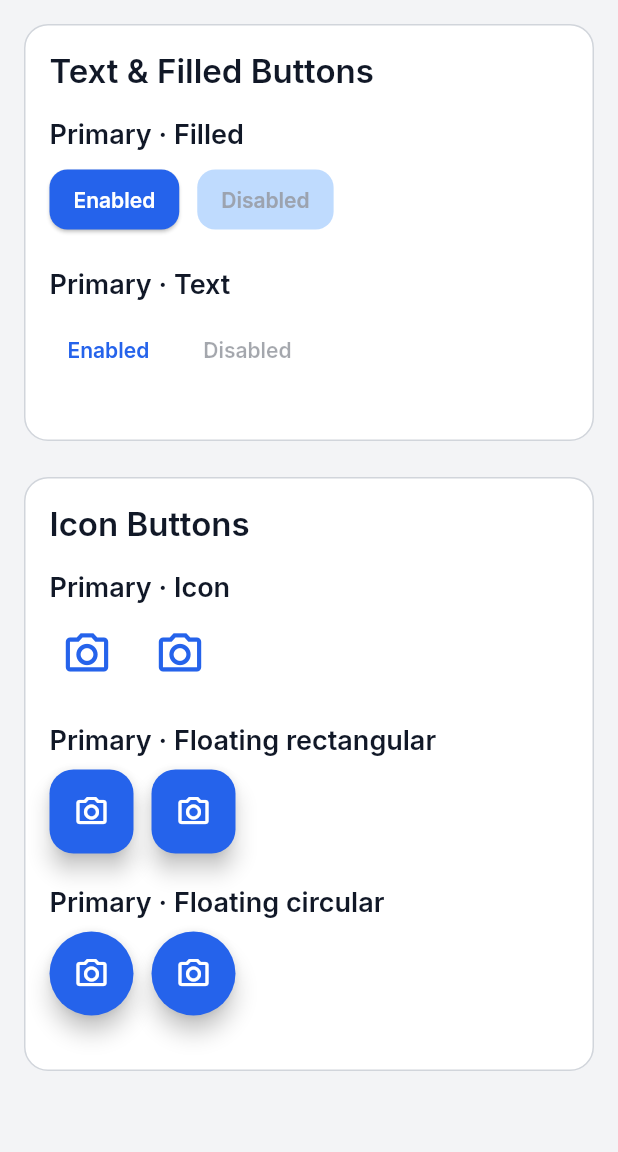
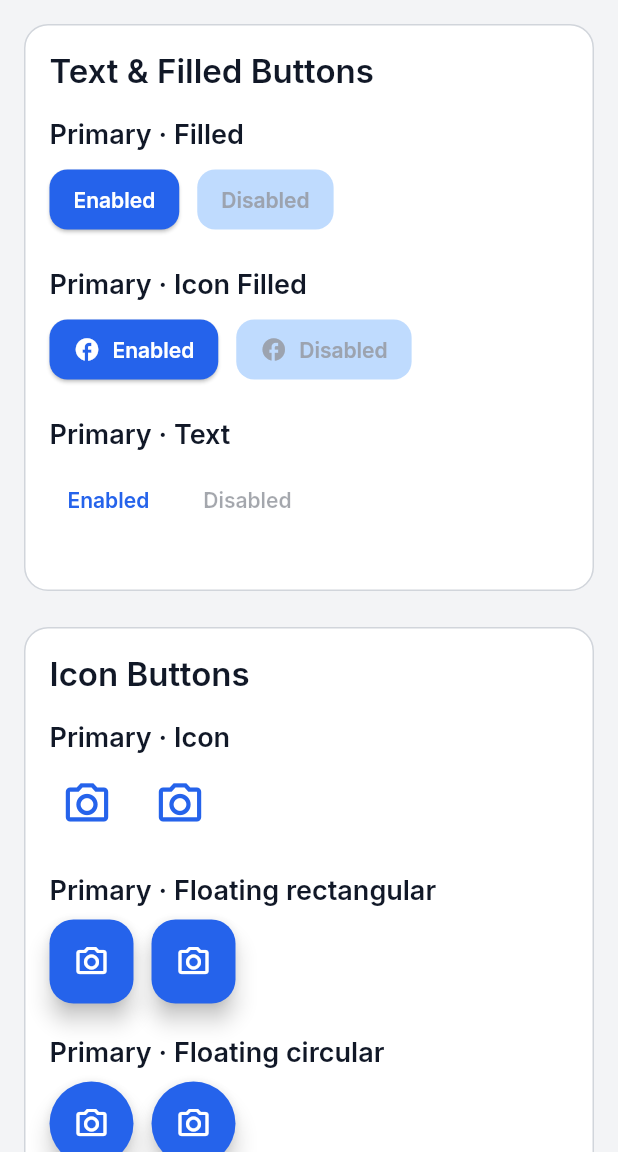
Before and after one commit to Maullin1996/atomic_design, a Flutter app: the ButtonsScreen screen opened by its route, on a phone screen of 412 x 824 dp, the part 84-1236 px from its top. Run offline on Flutter 3.47's test engine with Material 3 defaults, Android fonts, the phone set to English and light mode, and no system bars; our stand-ins replace cached_network_image, flutter_svg, shimmer.

Commit message:
login form organism implemented

```diff
--- a/example/lib/config/routes/app_routes.dart
+++ b/example/lib/config/routes/app_routes.dart
@@ -15,6 +15,7 @@ import 'package:atomic_design_example/feature/organisms/presentation/drawer_scre
 import 'package:atomic_design_example/feature/organisms/presentation/empty_state_screen.dart';
 import 'package:atomic_design_example/feature/organisms/presentation/error_state_screen.dart';
 import 'package:atomic_design_example/feature/organisms/presentation/grid_view_screen.dart';
+import 'package:atomic_design_example/feature/organisms/presentation/loging_form_screen.dart';
 import 'package:atomic_design_example/feature/organisms/presentation/search_result_screen.dart';
 import 'package:flutter/material.dart';
 import 'package:atomic_design_example/feature/atoms/presentation/atoms_page.dart';
@@ -50,6 +51,7 @@ abstract class AppRoutes {
   static const String drawer = '/drawer';
   static const String bottomNavBar = '/bottomNavBar';
   static const String gridView = '/gridView';
+  static const String loginForm = '/logForm';
 
   static Map<String, WidgetBuilder> get routes => {
     home: (context) => const HomePage(),
@@ -74,6 +76,7 @@ abstract class AppRoutes {
     drawer: (context) => const DrawerScreen(),
     bottomNavBar: (context) => const BottomNavBarScreen(),
     gridView: (context) => const GridViewScreen(),
+    loginForm: (context) => const LogingFormScreen(),
   };
 
   static Route<dynamic>? onGenerateRoute(RouteSettings settings) {
@@ -122,6 +125,8 @@ abstract class AppRoutes {
         return MaterialPageRoute(builder: (_) => const BottomNavBarScreen());
       case gridView:
         return MaterialPageRoute(builder: (_) => const GridViewScreen());
+      case loginForm:
+        return MaterialPageRoute(builder: (_) => const LogingFormScreen());
       default:
         return MaterialPageRoute(builder: (_) => const HomePage());
     }
--- a/example/lib/feature/atoms/presentation/buttons_screen.dart
+++ b/example/lib/feature/atoms/presentation/buttons_screen.dart
@@ -11,6 +11,11 @@ class ButtonsScreen extends StatelessWidget {
       ButtonToken(
         title: 'Primary · Filled',
         type: ButtonType.primaryFillButton,
+      ),
+      ButtonToken(
+        title: 'Primary · Icon Filled',
+        type: ButtonType.primaryIconFillButton,
+        hasIcon: true,
       ),
       ButtonToken(title: 'Primary · Text', type: ButtonType.primaryTextButton),
     ];
@@ -31,6 +36,10 @@ class ButtonsScreen extends StatelessWidget {
         type: ButtonType.primaryFloatingButton,
         hasIcon: true,
         shape: CircleBorder(),
+      ),
+      ButtonToken(
+        title: 'Primary · Image  Button',
+        type: ButtonType.primaryImageButton,
       ),
     ];
     return Scaffold(
@@ -105,6 +114,9 @@ class _ButtonPreview extends StatelessWidget {
                 ),
                 type: token.type,
                 icon: token.hasIcon ? AppIcons.camera : null,
+                iconForFilledButton: token.hasIcon
+                    ? Icon(Icons.facebook)
+                    : null,
                 iconSize: token.hasIcon ? 34 : null,
                 onPressed: () {},
                 shape: token.shape,
@@ -120,6 +132,9 @@ class _ButtonPreview extends StatelessWidget {
                 ),
                 type: token.type,
                 icon: token.hasIcon ? AppIcons.camera : null,
+                iconForFilledButton: token.hasIcon
+                    ? Icon(Icons.facebook)
+                    : null,
                 iconSize: token.hasIcon ? 34 : null,
                 onPressed: null,
                 shape: token.shape,
--- a/example/lib/feature/organisms/domain/organisms_menu.dart
+++ b/example/lib/feature/organisms/domain/organisms_menu.dart
@@ -39,5 +39,10 @@ abstract class OrganismsMenu {
       route: AppRoutes.gridView,
       icon: Icons.grid_view_rounded,
     ),
+    MenuStructure(
+      title: 'Login Form',
+      route: AppRoutes.loginForm,
+      icon: Icons.login,
+    ),
   ];
 }
--- a/example/pubspec.yaml
+++ b/example/pubspec.yaml
@@ -20,6 +20,7 @@ dependencies:
   atomic_design:
     path: ../
   cupertino_icons: ^1.0.8
+
 
 dev_dependencies:
   integration_test:
--- a/lib/atoms/app_assets_image.dart
+++ b/lib/atoms/app_assets_image.dart
@@ -1,7 +1,7 @@
 import 'package:flutter/widgets.dart';
 
 class AppAssetsImage extends StatelessWidget {
-  final String path;
+  final String? path;
   final double? widthImage;
   final double? heightImage;
   final int? cacheHeight;
@@ -12,7 +12,7 @@ class AppAssetsImage extends StatelessWidget {
 
   const AppAssetsImage({
     super.key,
-    required this.path,
+    this.path,
     this.widthImage,
     this.heightImage,
     this.cacheHeight,
@@ -30,7 +30,7 @@ class AppAssetsImage extends StatelessWidget {
         maxWidth: widthImage ?? 150,
       ),
       child: Image.asset(
-        path,
+        path ?? '',
         cacheHeight: cacheHeight,
         cacheWidth: cacheWidth,
         fit: fit,
--- a/lib/atoms/app_buttons.dart
+++ b/lib/atoms/app_buttons.dart
@@ -1,8 +1,10 @@
 import 'package:atomic_design/atoms/tokens.dart';
 import 'package:flutter/material.dart';
+import 'package:flutter_svg/flutter_svg.dart';
 
 class AppButtons extends StatelessWidget {
   final Widget? title;
+  final Widget? iconForFilledButton;
   final IconData? icon;
   final VoidCallback? onPressed;
   final ButtonType type;
@@ -12,6 +14,7 @@ class AppButtons extends StatelessWidget {
   final Object? heroTag;
   final double? fontSize;
   final Color? color;
+  final String? assetsIcon;
 
   const AppButtons({
     super.key,
@@ -25,6 +28,8 @@ class AppButtons extends StatelessWidget {
     this.shape,
     this.fontSize,
     this.color,
+    this.iconForFilledButton,
+    this.assetsIcon,
   });
 
   @override
@@ -32,12 +37,16 @@ class AppButtons extends StatelessWidget {
     switch (type) {
       case ButtonType.primaryFillButton:
         return _buildFilledButton(context);
+      case ButtonType.primaryIconFillButton:
+        return _buildIconFilledButton(context);
       case ButtonType.primaryTextButton:
         return _buildTextButton(context);
       case ButtonType.primaryIconButton:
         return _buildIconButton(context);
       case ButtonType.primaryFloatingButton:
         return _buildFloatingButton(context);
+      case ButtonType.primaryImageButton:
+        return _buildImageButton(context);
     }
   }
 
@@ -56,6 +65,25 @@ class AppButtons extends StatelessWidget {
               ),
             )
           : title,
+    );
+  }
+
+  Widget _buildIconFilledButton(BuildContext context) {
+    final colors = AppColors.of(context);
+
+    return ElevatedButton.icon(
+      onPressed: isLoading ? null : onPressed,
+      label: isLoading
+          ? SizedBox(
+              height: 18,
+              width: 18,
+              child: CircularProgressIndicator(
+                strokeWidth: 2,
+                color: color ?? colors.onPrimary,
+              ),
+            )
+          : title ?? Text('Enter title'),
+      icon: iconForFilledButton,
     );
   }
 
@@ -106,11 +134,41 @@ class AppButtons extends StatelessWidget {
       child: Icon(icon),
     );
   }
+
+  Widget _buildImageButton(BuildContext context) {
+    final colors = AppColors.of(context);
+    final tokens = AppTokens.of(context);
+
+    return InkWell(
+      onTap: onPressed,
+      borderRadius: BorderRadius.circular(tokens.radius.extraLarge),
+      child: Ink(
+        padding: EdgeInsets.all(tokens.spacing.small),
+        decoration: BoxDecoration(
+          shape: BoxShape.circle,
+          border: Border.all(color: colors.border),
+        ),
+        child: SvgPicture.asset(
+          assetsIcon ?? 'assets/icons/apple-mac.svg',
+          width: 28,
+          height: 28,
+          fit: BoxFit.contain,
+          package: 'atomic_design',
+          colorFilter: ColorFilter.mode(
+            color ?? colors.primary,
+            BlendMode.srcIn,
+          ),
+        ),
+      ),
+    );
+  }
 }
 
 enum ButtonType {
   primaryFillButton,
+  primaryIconFillButton,
   primaryTextButton,
   primaryIconButton,
   primaryFloatingButton,
+  primaryImageButton,
 }
--- a/lib/atoms/app_icons.dart
+++ b/lib/atoms/app_icons.dart
@@ -37,4 +37,6 @@ abstract class AppIcons {
   static const IconData showPassword = Icons.visibility;
   static const IconData warning = Icons.report_problem_outlined;
   static const IconData save = Icons.save_outlined;
+  static const IconData passwordInput = Icons.enhanced_encryption_rounded;
+  static const IconData userInput = Icons.person;
 }
--- a/lib/organisms/organisms.dart
+++ b/lib/organisms/organisms.dart
@@ -1,3 +1,5 @@
+export 'package:atomic_design/organisms/app_login_form.dart';
+
 export 'package:atomic_design/organisms/app_grid_view.dart';
 export 'package:atomic_design/organisms/app_bottom_nav_bar.dart';
 export 'package:atomic_design/organisms/app_drawe.dart';
```
Also changed, not shown: example/lib/feature/organisms/presentation/loging_form_screen.dart (added, +44 -0 lines), lib/atoms/app_themes.dart (+16 -0 lines), lib/organisms/app_login_form.dart (added, +177 -0 lines), pubspec.yaml (+9 -13 lines), assets/icons/apple-mac.svg (added), assets/icons/facebook.svg (added), assets/icons/github.svg (added), assets/icons/google-circle.svg (added), assets/icons/whatsapp.svg (added), assets/icons/x.svg (added), example/assets/images/apple-mac.svg (added), example/pubspec.lock, 1 other file.
